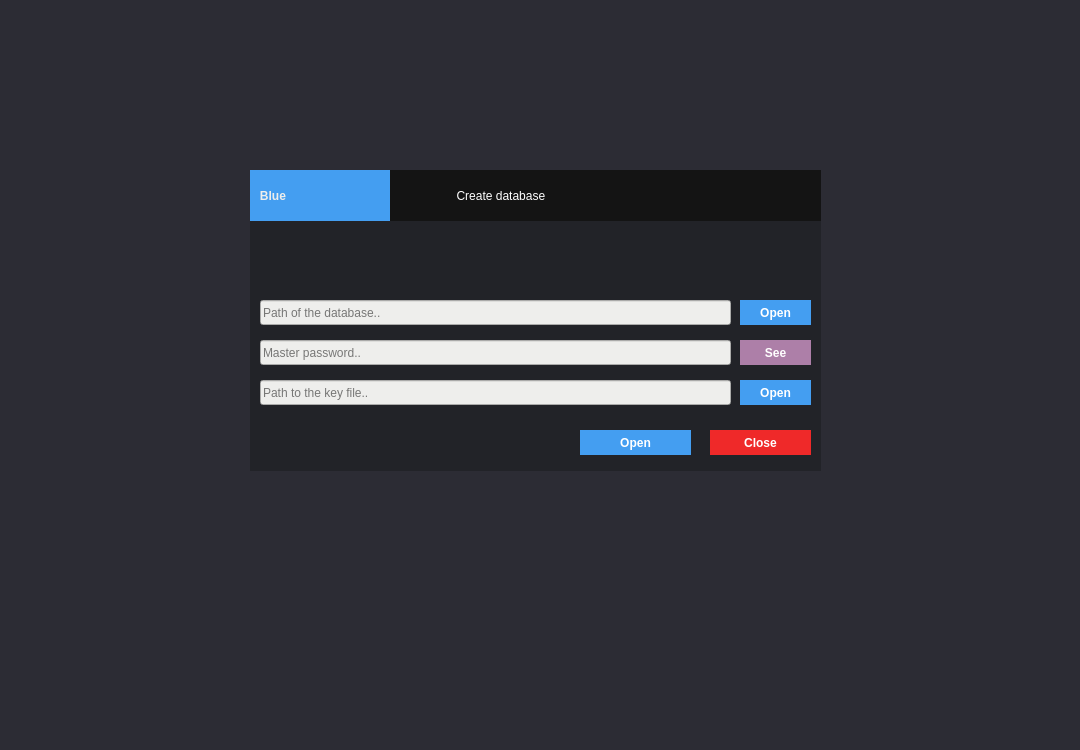
AmiditeX/Blue, file Blue/MainwindowWidgets/databasecreator.ui: the form before one commit.
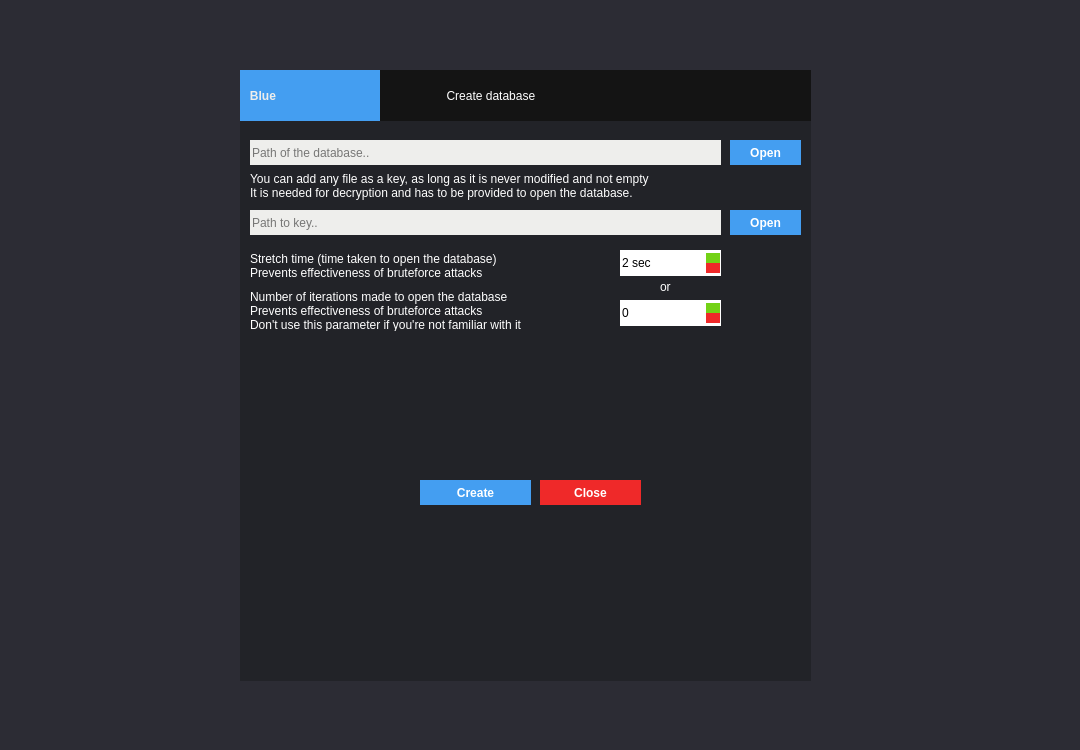
The form after the commit.

Commit message: DatabaseCreator finished

The edit to the form file:
```diff
--- a/Blue/MainwindowWidgets/databasecreator.ui
+++ b/Blue/MainwindowWidgets/databasecreator.ui
@@ -19,8 +19,8 @@
   <widget class="QPushButton" name="openKey">
    <property name="geometry">
     <rect>
-     <x>740</x>
-     <y>380</y>
+     <x>730</x>
+     <y>210</y>
      <width>71</width>
      <height>25</height>
     </rect>
@@ -42,37 +42,11 @@
     <string>Open</string>
    </property>
   </widget>
-  <widget class="QLineEdit" name="master">
-   <property name="geometry">
-    <rect>
-     <x>260</x>
-     <y>340</y>
-     <width>471</width>
-     <height>25</height>
-    </rect>
-   </property>
-   <property name="styleSheet">
-    <string notr="true">background-color: rgb(238, 238, 236);
-color: rgb(0, 0, 0);</string>
-   </property>
-   <property name="text">
-    <string/>
-   </property>
-   <property name="maxLength">
-    <number>10000</number>
-   </property>
-   <property name="echoMode">
-    <enum>QLineEdit::Password</enum>
-   </property>
-   <property name="placeholderText">
-    <string>Master password..</string>
-   </property>
-  </widget>
   <widget class="QLabel" name="label_2">
    <property name="geometry">
     <rect>
-     <x>250</x>
-     <y>170</y>
+     <x>240</x>
+     <y>70</y>
      <width>141</width>
      <height>51</height>
     </rect>
@@ -87,141 +61,11 @@
     <string>   Blue</string>
    </property>
   </widget>
-  <widget class="QPushButton" name="ok">
-   <property name="geometry">
-    <rect>
-     <x>580</x>
-     <y>430</y>
-     <width>111</width>
-     <height>25</height>
-    </rect>
-   </property>
-   <property name="styleSheet">
-    <string notr="true">QPushButton
-{
-border:0px;
-background-color: rgb(68, 158, 241);
-color: rgb(255, 255, 255);
-font-weight: bold
-}
-
-QPushButton::pressed {
-background-color: rgb(93, 127, 247);
-}</string>
-   </property>
-   <property name="text">
-    <string>Open</string>
-   </property>
-  </widget>
-  <widget class="QPushButton" name="close">
-   <property name="geometry">
-    <rect>
-     <x>710</x>
-     <y>430</y>
-     <width>101</width>
-     <height>25</height>
-    </rect>
-   </property>
-   <property name="styleSheet">
-    <string notr="true">QPushButton
-{
-border:0px;
-background-color: rgb(239, 41, 41);
-color: rgb(255, 255, 255);
-font-weight: bold
-}
-
-QPushButton::pressed {
-background-color: rgb(164, 0, 0);
-}</string>
-   </property>
-   <property name="text">
-    <string>Close</string>
-   </property>
-  </widget>
-  <widget class="QLineEdit" name="key">
-   <property name="geometry">
-    <rect>
-     <x>260</x>
-     <y>380</y>
-     <width>471</width>
-     <height>25</height>
-    </rect>
-   </property>
-   <property name="styleSheet">
-    <string notr="true">background-color: rgb(238, 238, 236);
-color: rgb(0, 0, 0);</string>
-   </property>
-   <property name="text">
-    <string/>
-   </property>
-   <property name="maxLength">
-    <number>10000</number>
-   </property>
-   <property name="placeholderText">
-    <string>Path to the key file..</string>
-   </property>
-  </widget>
-  <widget class="QPushButton" name="openDatabase">
-   <property name="geometry">
-    <rect>
-     <x>740</x>
-     <y>300</y>
-     <width>71</width>
-     <height>25</height>
-    </rect>
-   </property>
-   <property name="styleSheet">
-    <string notr="true">QPushButton
-{
-border:0px;
-background-color: rgb(68, 158, 241);
-color: rgb(255, 255, 255);
-font-weight: bold
-}
-
-QPushButton::pressed {
-background-color: rgb(93, 127, 247);
-}</string>
-   </property>
-   <property name="text">
-    <string>Open</string>
-   </property>
-  </widget>
-  <widget class="QPushButton" name="see">
-   <property name="geometry">
-    <rect>
-     <x>740</x>
-     <y>340</y>
-     <width>71</width>
-     <height>25</height>
-    </rect>
-   </property>
-   <property name="styleSheet">
-    <string notr="true">QPushButton
-{
-border:0px;
-background-color: rgb(173, 127, 168);
-color: rgb(255, 255, 255);
-font-weight: bold
-}
-
-QPushButton::checked {
-background-color: rgb(92, 53, 102);
-}</string>
-   </property>
-   <property name="text">
-    <string>See</string>
-   </property>
-   <property name="checkable">
-    <bool>true</bool>
-   </property>
-  </widget>
   <widget class="QLabel" name="label_3">
    <property name="geometry">
     <rect>
-     <x>390</x>
-     <y>170</y>
+     <x>380</x>
+     <y>70</y>
      <width>431</width>
      <height>51</height>
     </rect>
@@ -235,36 +79,13 @@
     <string>                    Create database</string>
    </property>
   </widget>
-  <widget class="QLineEdit" name="database">
-   <property name="geometry">
-    <rect>
-     <x>260</x>
-     <y>300</y>
-     <width>471</width>
-     <height>25</height>
-    </rect>
-   </property>
-   <property name="styleSheet">
-    <string notr="true">background-color: rgb(238, 238, 236);
-color: rgb(0, 0, 0);</string>
-   </property>
-   <property name="text">
-    <string/>
-   </property>
-   <property name="maxLength">
-    <number>10000</number>
-   </property>
-   <property name="placeholderText">
-    <string>Path of the database..</string>
-   </property>
-  </widget>
   <widget class="QLabel" name="label">
    <property name="geometry">
     <rect>
-     <x>250</x>
-     <y>170</y>
+     <x>240</x>
+     <y>70</y>
      <width>571</width>
-     <height>301</height>
+     <height>611</height>
     </rect>
    </property>
    <property name="styleSheet">
@@ -280,17 +101,311 @@
     <string/>
    </property>
   </widget>
+  <widget class="QWidget" name="widget" native="true">
+   <property name="geometry">
+    <rect>
+     <x>240</x>
+     <y>360</y>
+     <width>571</width>
+     <height>281</height>
+    </rect>
+   </property>
+   <property name="styleSheet">
+    <string notr="true">background-color: rgb(34, 35, 40);</string>
+   </property>
+   <widget class="QPushButton" name="close">
+    <property name="geometry">
+     <rect>
+      <x>300</x>
+      <y>120</y>
+      <width>101</width>
+      <height>25</height>
+     </rect>
+    </property>
+    <property name="styleSheet">
+     <string notr="true">QPushButton
+{
+border:0px;
+background-color: rgb(239, 41, 41);
+color: rgb(255, 255, 255);
+font-weight: bold
+}
+
+QPushButton::pressed {
+background-color: rgb(164, 0, 0);
+}</string>
+    </property>
+    <property name="text">
+     <string>Close</string>
+    </property>
+   </widget>
+   <widget class="QPushButton" name="ok">
+    <property name="geometry">
+     <rect>
+      <x>180</x>
+      <y>120</y>
+      <width>111</width>
+      <height>25</height>
+     </rect>
+    </property>
+    <property name="styleSheet">
+     <string notr="true">QPushButton
+{
+border:0px;
+background-color: rgb(68, 158, 241);
+color: rgb(255, 255, 255);
+font-weight: bold
+}
+
+QPushButton::pressed {
+background-color: rgb(93, 127, 247);
+}</string>
+    </property>
+    <property name="text">
+     <string>Create</string>
+    </property>
+   </widget>
+  </widget>
+  <widget class="QPushButton" name="open">
+   <property name="geometry">
+    <rect>
+     <x>730</x>
+     <y>140</y>
+     <width>71</width>
+     <height>25</height>
+    </rect>
+   </property>
+   <property name="styleSheet">
+    <string notr="true">QPushButton
+{
+border:0px;
+background-color: rgb(68, 158, 241);
+color: rgb(255, 255, 255);
+font-weight: bold
+}
+
+QPushButton::pressed {
+background-color: rgb(93, 127, 247);
+}</string>
+   </property>
+   <property name="text">
+    <string>Open</string>
+   </property>
+  </widget>
+  <widget class="QLineEdit" name="database">
+   <property name="geometry">
+    <rect>
+     <x>250</x>
+     <y>140</y>
+     <width>471</width>
+     <height>25</height>
+    </rect>
+   </property>
+   <property name="styleSheet">
+    <string notr="true">background-color: rgb(238, 238, 236);
+color: rgb(0, 0, 0);
+border-radius:0px</string>
+   </property>
+   <property name="text">
+    <string/>
+   </property>
+   <property name="maxLength">
+    <number>10000</number>
+   </property>
+   <property name="placeholderText">
+    <string>Path of the database..</string>
+   </property>
+  </widget>
+  <widget class="QLineEdit" name="key">
+   <property name="geometry">
+    <rect>
+     <x>250</x>
+     <y>210</y>
+     <width>471</width>
+     <height>25</height>
+    </rect>
+   </property>
+   <property name="styleSheet">
+    <string notr="true">background-color: rgb(238, 238, 236);
+color: rgb(0, 0, 0);
+border-radius:0px</string>
+   </property>
+   <property name="text">
+    <string/>
+   </property>
+   <property name="maxLength">
+    <number>10000</number>
+   </property>
+   <property name="placeholderText">
+    <string>Path to key..</string>
+   </property>
+  </widget>
+  <widget class="QLabel" name="label_4">
+   <property name="geometry">
+    <rect>
+     <x>250</x>
+     <y>170</y>
+     <width>431</width>
+     <height>31</height>
+    </rect>
+   </property>
+   <property name="styleSheet">
+    <string notr="true">background-color: rgb(34, 35, 40);
+color: rgb(255, 255, 255);
+font: 8pt &quot;DejaVu Sans&quot;;</string>
+   </property>
+   <property name="text">
+    <string>You can add any file as a key, as long as it is never modified and not empty
+It is needed for decryption and has to be provided to open the database.</string>
+   </property>
+  </widget>
+  <widget class="QSpinBox" name="stretchTime">
+   <property name="geometry">
+    <rect>
+     <x>620</x>
+     <y>250</y>
+     <width>101</width>
+     <height>26</height>
+    </rect>
+   </property>
+   <property name="styleSheet">
+    <string notr="true">QSpinBox {
+background-color: rgb(255, 255, 255);
+border-radius:0px
+}
+QSpinBox::up-button {
+background-color: rgb(115, 210, 22);
+}
+
+QSpinBox::down-button {
+background-color: rgb(239, 41, 41);
+}</string>
+   </property>
+   <property name="buttonSymbols">
+    <enum>QAbstractSpinBox::UpDownArrows</enum>
+   </property>
+   <property name="suffix">
+    <string> sec</string>
+   </property>
+   <property name="minimum">
+    <number>1</number>
+   </property>
+   <property name="maximum">
+    <number>999999999</number>
+   </property>
+   <property name="value">
+    <number>2</number>
+   </property>
+  </widget>
+  <widget class="QLabel" name="label_5">
+   <property name="geometry">
+    <rect>
+     <x>250</x>
+     <y>250</y>
+     <width>331</width>
+     <height>31</height>
+    </rect>
+   </property>
+   <property name="styleSheet">
+    <string notr="true">background-color: rgb(34, 35, 40);
+color: rgb(255, 255, 255);
+font: 8pt &quot;DejaVu Sans&quot;;</string>
+   </property>
+   <property name="text">
+    <string>Stretch time (time taken to open the database)
+Prevents effectiveness of bruteforce attacks </string>
+   </property>
+  </widget>
+  <widget class="QLabel" name="label_6">
+   <property name="geometry">
+    <rect>
+     <x>250</x>
+     <y>290</y>
+     <width>331</width>
+     <height>41</height>
+    </rect>
+   </property>
+   <property name="styleSheet">
+    <string notr="true">background-color: rgb(34, 35, 40);
+color: rgb(255, 255, 255);
+font: 8pt &quot;DejaVu Sans&quot;;</string>
+   </property>
+   <property name="text">
+    <string>Number of iterations made to open the database
+Prevents effectiveness of bruteforce attacks
+Don't use this parameter if you're not familiar with it</string>
+   </property>
+  </widget>
+  <widget class="QSpinBox" name="iterationTime">
+   <property name="geometry">
+    <rect>
+     <x>620</x>
+     <y>300</y>
+     <width>101</width>
+     <height>26</height>
+    </rect>
+   </property>
+   <property name="styleSheet">
+    <string notr="true">QSpinBox {
+background-color: rgb(255, 255, 255);
+border-radius:0px
+}
+QSpinBox::up-button {
+background-color: rgb(115, 210, 22);
+}
+
+QSpinBox::down-button {
+background-color: rgb(239, 41, 41);
+}</string>
+   </property>
+   <property name="buttonSymbols">
+    <enum>QAbstractSpinBox::UpDownArrows</enum>
+   </property>
+   <property name="suffix">
+    <string/>
+   </property>
+   <property name="minimum">
+    <number>0</number>
+   </property>
+   <property name="maximum">
+    <number>999999999</number>
+   </property>
+   <property name="value">
+    <number>0</number>
+   </property>
+  </widget>
+  <widget class="QLabel" name="label_7">
+   <property name="geometry">
+    <rect>
+     <x>660</x>
+     <y>276</y>
+     <width>21</width>
+     <height>21</height>
+    </rect>
+   </property>
+   <property name="styleSheet">
+    <string notr="true">background-color: rgb(34, 35, 40);
+color: rgb(255, 255, 255);
+font: 8pt &quot;DejaVu Sans&quot;;</string>
+   </property>
+   <property name="text">
+    <string>or</string>
+   </property>
+  </widget>
   <zorder>label</zorder>
   <zorder>openKey</zorder>
-  <zorder>master</zorder>
   <zorder>label_2</zorder>
-  <zorder>ok</zorder>
-  <zorder>close</zorder>
-  <zorder>key</zorder>
-  <zorder>openDatabase</zorder>
-  <zorder>see</zorder>
   <zorder>label_3</zorder>
+  <zorder>widget</zorder>
+  <zorder>open</zorder>
   <zorder>database</zorder>
+  <zorder>key</zorder>
+  <zorder>label_4</zorder>
+  <zorder>stretchTime</zorder>
+  <zorder>label_5</zorder>
+  <zorder>label_6</zorder>
+  <zorder>iterationTime</zorder>
+  <zorder>label_7</zorder>
  </widget>
  <resources/>
  <connections/>
```
The commit also changes 9 other files.
